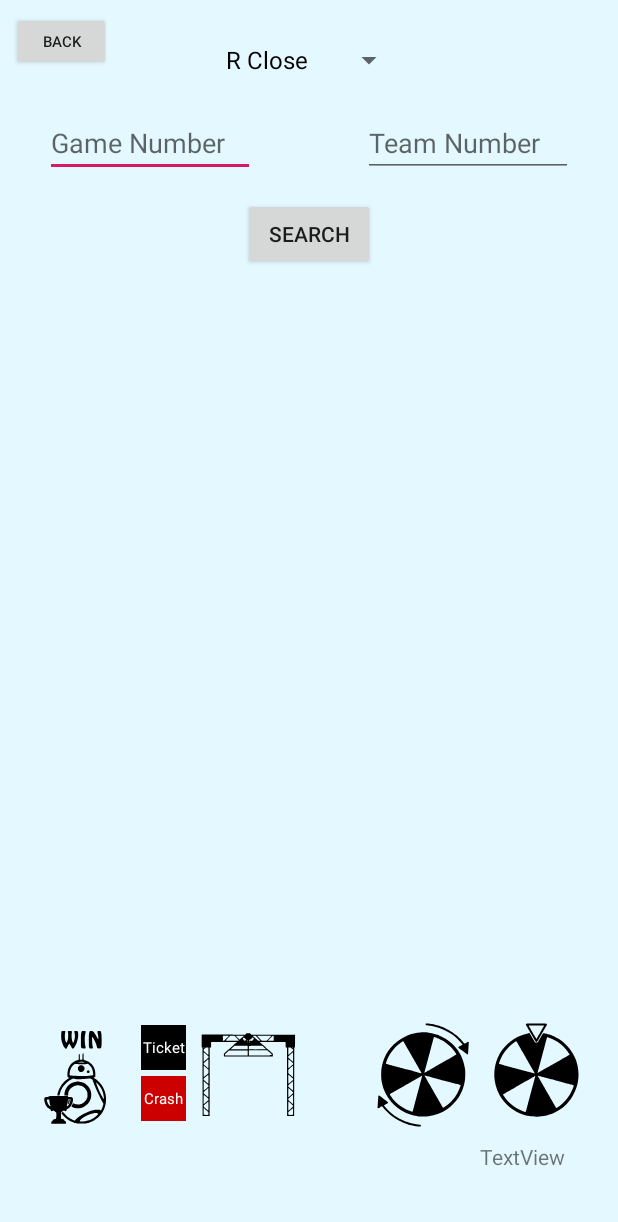
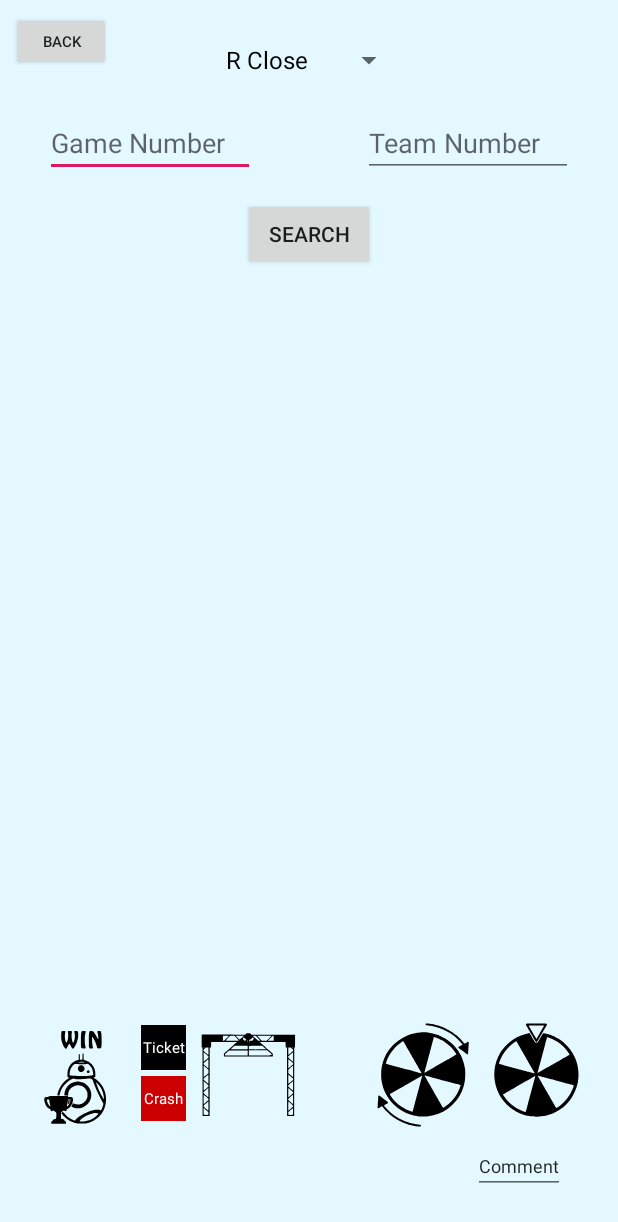
Before and after one commit to DolevGr/Scouting-App-2020, an Android app: the EditFormActivity screen opened directly, with no data from a screen before it, on a phone screen of 412 x 824 dp. Shown: the top 1222 px of the screen. Run offline under Robolectric (Android 15) with nearby library versions, the phone set to English and light mode, and no system bars; our stand-ins replace Firebase (no records; nobody signed in at launch, a user with empty details on screens opened directly).

Commit message:
3/2/2020 Working on EditFormActivity

```diff
--- a/app/src/main/java/com/example/primo2020v1/Adapters/GamesAdapter.java
+++ b/app/src/main/java/com/example/primo2020v1/Adapters/GamesAdapter.java
@@ -37,19 +37,15 @@ public class GamesAdapter extends ArrayAdapter<Match> {
         View view = inflater.inflate(res, null);
 
         TextView tvGame = view.findViewById(R.id.tvGameNumber);
-
         TextView tvR1 = (TextView) view.findViewById(R.id.tvR1);
         TextView tvR2 = (TextView) view.findViewById(R.id.tvR2);
         TextView tvR3 = (TextView) view.findViewById(R.id.tvR3);
         TextView tvB1 = (TextView) view.findViewById(R.id.tvB1);
         TextView tvB2 = (TextView) view.findViewById(R.id.tvB2);
         TextView tvB3 = (TextView) view.findViewById(R.id.tvB3);
-
         ImageView img = (ImageView) view.findViewById(R.id.imgRedBlue);
 
         Match match = this.getItem(position);
-
-
         tvR1.setText(match.getFirstRedRobot());
         tvR2.setText(match.getSecondRedRobot());
         tvR3.setText(match.getThirdRedRobot());
@@ -58,7 +54,6 @@ public class GamesAdapter extends ArrayAdapter<Match> {
         tvB3.setText(match.getThirdBlueRobot());
 
         tvGame.setText(Integer.toString(match.getGameNum()));
-
         img.setImageResource(R.drawable.red_blue);
 
         return view;
--- a/app/src/main/java/com/example/primo2020v1/EditFormActivity.java
+++ b/app/src/main/java/com/example/primo2020v1/EditFormActivity.java
@@ -10,36 +10,69 @@ import android.widget.AdapterView;
 import android.widget.ArrayAdapter;
 import android.widget.Button;
 import android.widget.EditText;
+import android.widget.ImageView;
+import android.widget.ListView;
 import android.widget.Spinner;
+import android.widget.TextView;
 import android.widget.Toast;
 
+import androidx.annotation.NonNull;
 import androidx.appcompat.app.AppCompatActivity;
 
+import com.example.primo2020v1.Adapters.CyclesAdapter;
+import com.example.primo2020v1.libs.Cycle;
 import com.example.primo2020v1.libs.GeneralFunctions;
 import com.example.primo2020v1.libs.User;
+import com.google.firebase.database.DataSnapshot;
+import com.google.firebase.database.DatabaseError;
+import com.google.firebase.database.DatabaseReference;
+import com.google.firebase.database.ValueEventListener;
+
+import java.util.ArrayList;
 
 public class EditFormActivity extends AppCompatActivity implements View.OnClickListener, AdapterView.OnItemSelectedListener
 {
-    Spinner spnTeam;
-    ArrayAdapter<CharSequence> teamAdapter;
-    EditText edGameNumber, edTeamNumber;
-    Button btnSearch, btnBackEdit;
+    private Spinner spnTeam;
+    private ArrayAdapter<CharSequence> teamAdapter;
+    private EditText edGameNumber, edTeamNumber;
+    private Button btnSearch, btnBackEdit;
+    private ImageView imgFinish, imgTicket, imgCrash, imgEndGame, imgCPnormal, imgCPcolor;
+    private EditText edComment;
+    private ListView lvCycles;
+    private TextView tvTicket, tvCrash;
 
-    String optionSelected, teamNumber;
-    int spnIndex, gameNumber;
+    private ArrayList<Cycle> cycles;
+    private CyclesAdapter cyclesAdapter;
+    private String optionSelected, teamNumber;
+    private int spnIndex, gameNumber, endGameIndex, finisIndex;
+    private int[] endGameImages = {R.drawable.ic_empty, R.drawable.ic_park, R.drawable.ic_climb, R.drawable.ic_balance};
+    private final static String TAG = "EditFormActivity";
+
 
     @Override
     protected void onCreate(Bundle savedInstanceState) {
         super.onCreate(savedInstanceState);
         setContentView(R.layout.activity_edit_form);
 
+        cycles = new ArrayList<>();
+
+        imgFinish = findViewById(R.id.imgFinish);
+        imgTicket = findViewById(R.id.imgTicket);
+        tvTicket = findViewById(R.id.tvTicket);
+        imgCrash = findViewById(R.id.imgDidCrash);
+        tvCrash = findViewById(R.id.tvCrash);
+        imgEndGame = findViewById(R.id.imgEndGame);
+        imgCPnormal = findViewById(R.id.imgCPnormal);
+        imgCPcolor = findViewById(R.id.imgCPcolor);
+        edComment = findViewById(R.id.edComment);
+        lvCycles = findViewById(R.id.lvCycles);
+
         btnSearch = (Button) findViewById(R.id.btnSearch);
         btnBackEdit = (Button) findViewById(R.id.btnBackEdit);
-
         edGameNumber = (EditText) findViewById(R.id.edGameNumberEdit);
         edTeamNumber = (EditText) findViewById(R.id.edTeamNumberEdit);
+        spnTeam = (Spinner) findViewById(R.id.spnTeamEdit);
 
-        spnTeam = (Spinner) findViewById(R.id.spnTeamEdit);
         teamAdapter = ArrayAdapter.createFromResource(this, R.array.teams, R.layout.support_simple_spinner_dropdown_item);
         teamAdapter.setDropDownViewResource(R.layout.support_simple_spinner_dropdown_item);
         spnTeam.setAdapter(teamAdapter);
@@ -85,8 +118,6 @@ public class EditFormActivity extends AppCompatActivity implements View.OnClickL
         btnSearch.setOnClickListener(this);
         btnBackEdit.setOnClickListener(this);
         spnTeam.setOnItemSelectedListener(this);
-        spnTeam.setOnClickListener(this);
-
     }
 
 
@@ -94,6 +125,15 @@ public class EditFormActivity extends AppCompatActivity implements View.OnClickL
     public void onClick(View view) {
         switch (view.getId()){
             case R.id.btnSearch:
+                if (!edGameNumber.getText().toString().trim().equals("") && !edTeamNumber.getText().toString().trim().equals("")) {
+                    gameNumber = Integer.parseInt(edGameNumber.getText().toString().trim());
+                    teamNumber = edTeamNumber.getText().toString().trim();
+
+                    if (isValidGameNumber() && isValidTeam()) {
+                        showResults();
+                        Log.d(TAG, "onClick: valid");
+                    }
+                }
                 break;
 
             case R.id.spnTeamEdit:
@@ -110,10 +150,38 @@ public class EditFormActivity extends AppCompatActivity implements View.OnClickL
         }
     }
 
+    private void showResults() {
+        DatabaseReference dbRef = User.databaseReference.child("Teams")
+                .child(teamNumber).child(Integer.toString(gameNumber));
+
+        dbRef.addListenerForSingleValueEvent(new ValueEventListener() {
+            @Override
+            public void onDataChange(@NonNull DataSnapshot dataSnapshot) {
+                int numberOfCycles = Integer.parseInt(dataSnapshot.child("TotalCycles").getValue().toString());
+
+                for (int i = 0; i < numberOfCycles; i++) {
+                    String stringCycle = "Cycle " + (i+1);
+                    Cycle c = dataSnapshot.child(stringCycle).getValue(Cycle.class);
+                    cycles.add(c);
+                }
+                Log.d(TAG, "onDataChange: " + cycles.toString());
+
+                if (cycles != null && !cycles.isEmpty()) {
+                    cyclesAdapter = new CyclesAdapter(getApplicationContext(), R.layout.custom_submission_form, cycles);
+                    lvCycles.setAdapter(cyclesAdapter);
+                }
+
+            }
+
+            @Override
+            public void onCancelled(@NonNull DatabaseError databaseError) { }
+        });
+    }
+
     @Override
     public void onItemSelected(AdapterView<?> adapterView, View view, int i, long l) {
-        if (isValid() && spnIndex != i) {
-            teamNumber = GeneralFunctions.convertTeamFromSpinnerTODB(User.matches.get(gameNumber), i);
+        if (isValidGameNumber() && spnIndex != i) {
+            teamNumber = GeneralFunctions.convertTeamFromSpinnerTODB(User.matches.get(gameNumber-1), i);
             spnIndex = i;
             edGameNumber.setText(Integer.toString(gameNumber));
             edTeamNumber.setText(teamNumber);
@@ -124,7 +192,15 @@ public class EditFormActivity extends AppCompatActivity implements View.OnClickL
     public void onNothingSelected(AdapterView<?> adapterView) {
     }
 
-    private boolean isValid() {
+    private boolean isValidGameNumber() {
         return gameNumber > 0 && gameNumber < User.matches.size();
     }
+
+    private boolean isValidTeam() {
+        return User.teams.containsKey(Integer.parseInt(teamNumber));
+    }
+
+    private void setImage(ImageView img, int res){
+        img.setImageResource(res);
+    }
 }
--- a/app/src/main/java/com/example/primo2020v1/Fragments/EndGameFragment.java
+++ b/app/src/main/java/com/example/primo2020v1/Fragments/EndGameFragment.java
@@ -56,8 +56,8 @@ public class EndGameFragment extends Fragment implements View.OnClickListener {
         }
     }
 
-    public void setImage(){
-       imgReplace.setImageResource(images[imageIndex]);
+    private void setImage(){
+        imgReplace.setImageResource(images[imageIndex]);
     }
 
     @Override
--- a/app/src/main/java/com/example/primo2020v1/Fragments/MatchSettingsFragment.java
+++ b/app/src/main/java/com/example/primo2020v1/Fragments/MatchSettingsFragment.java
@@ -125,7 +125,7 @@ public class MatchSettingsFragment extends Fragment implements AdapterView.OnIte
     @Override
     public void onItemSelected(AdapterView<?> adapterView, View view, int i, long l) {
         if (isValid() && spnIndex != i) {
-            teamNumber = GeneralFunctions.convertTeamFromSpinnerTODB(User.matches.get(gameNumber), i);
+            teamNumber = GeneralFunctions.convertTeamFromSpinnerTODB(User.matches.get(gameNumber-1), i);
             spnIndex = i;
         }
 
--- a/app/src/main/java/com/example/primo2020v1/LoginActivity.java
+++ b/app/src/main/java/com/example/primo2020v1/LoginActivity.java
@@ -28,7 +28,7 @@ public class LoginActivity extends AppCompatActivity {
     Context context;
 
     String name, password, nameFromDB, passFromDB, privillegeFromDB = "", privillege = "false";
-    boolean priv = false, debug = false;
+    boolean priv = false, debug = true;
 
     @Override
     protected void onCreate(Bundle savedInstanceState) {
--- a/app/src/main/java/com/example/primo2020v1/libs/GeneralFunctions.java
+++ b/app/src/main/java/com/example/primo2020v1/libs/GeneralFunctions.java
@@ -69,4 +69,8 @@ public class GeneralFunctions {
         FinishFragment.text = "";
         FinishFragment.didCrash = false;
     }
+
+    public static void setCurrentGameInDB() {
+        User.databaseReference.child(Keys.CURRENT_GAME).setValue(Integer.toString(User.currentGame));
+    }
 }
--- a/app/src/main/res/layout/activity_edit_form.xml
+++ b/app/src/main/res/layout/activity_edit_form.xml
@@ -172,16 +172,17 @@
         app:layout_constraintTop_toTopOf="@+id/imgTicket"
         android:textSize="10dp"/>
 
-    <TextView
-        android:id="@+id/tvComment"
+    <EditText
+        android:id="@+id/edComment"
         android:layout_width="wrap_content"
         android:layout_height="wrap_content"
-        android:text="TextView"
+        android:text="Comment"
         app:layout_constraintBottom_toBottomOf="parent"
         app:layout_constraintEnd_toEndOf="parent"
         app:layout_constraintHorizontal_bias="0.9"
         app:layout_constraintStart_toStartOf="parent"
         app:layout_constraintTop_toBottomOf="@+id/imgFinish"
-        app:layout_constraintVertical_bias="0.14999998" />
+        app:layout_constraintVertical_bias="0.15"
+        android:textSize="12dp"/>
 
 </androidx.constraintlayout.widget.ConstraintLayout>
```
Also changed, not shown: app/src/main/java/com/example/primo2020v1/Splash.java (+78 -55 lines), app/src/main/java/com/example/primo2020v1/libs/Match.java (+6 -2 lines), app/src/main/java/com/example/primo2020v1/libs/User.java (+4 -3 lines).
